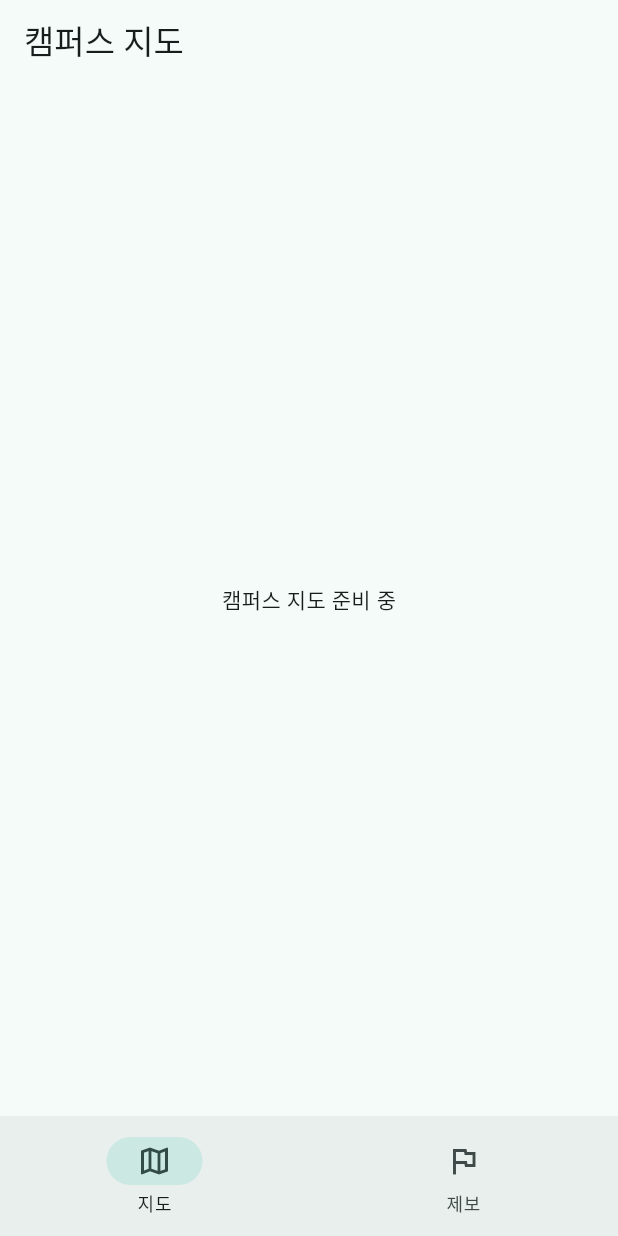
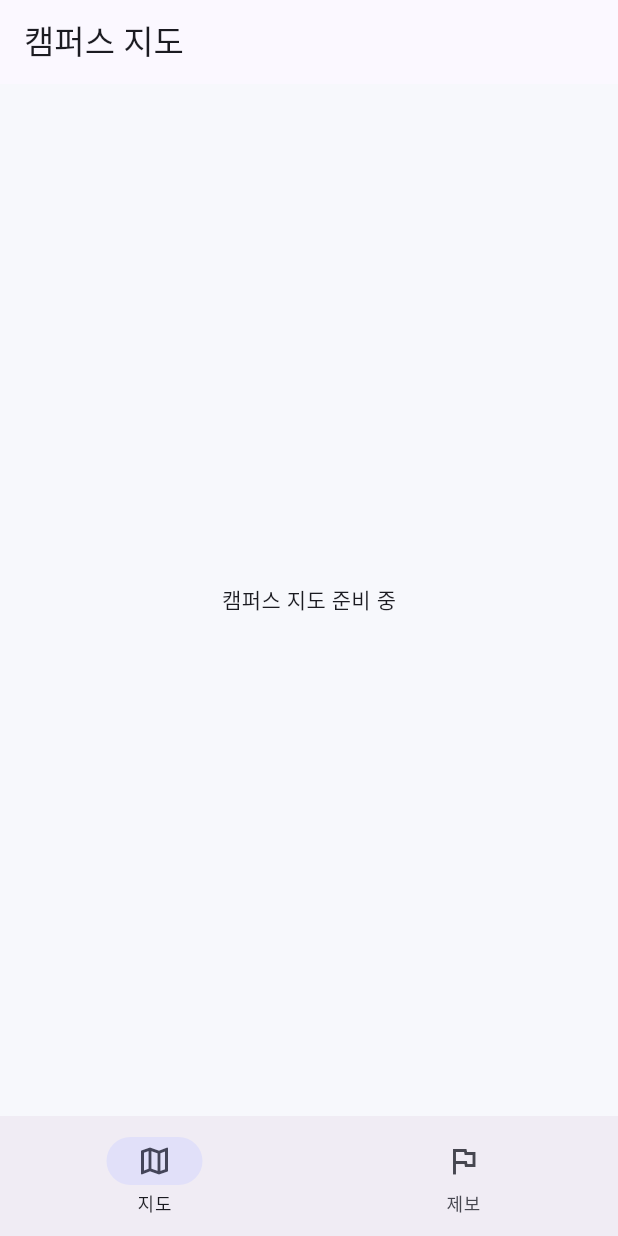
Before and after one commit to 0139702/yogijogi, a Flutter app: the screen it shows after launch, on a phone screen of 412 x 824 dp. Run offline on Flutter 3.47's test engine with Material 3 defaults, Android fonts, the phone set to English and light mode, and no system bars; our stand-ins replace material_ui.

Commit message:
[feat] 디자인 시스템 색상·글꼴·간격 토큰 추가
DESIGN_SYSTEM.md의 색상, 타이포그래피, 간격 기준을 lib/core/app_colors.dart에 모으고
앱 테마 기본색을 브랜드 색으로 변경

Co-Authored-By: Claude Opus 5.5 <noreply@anthropic.com>

```diff
--- a/yogijogi/lib/app.dart
+++ b/yogijogi/lib/app.dart
@@ -1,5 +1,6 @@
 import 'package:material_ui/material_ui.dart';
 
+import 'core/app_colors.dart';
 import 'core/app_config.dart';
 import 'features/map/map_screen.dart';
 import 'features/reports/report_api.dart';
@@ -26,7 +27,10 @@ class _MyAppState extends State<MyApp> {
   Widget build(BuildContext context) {
     return MaterialApp(
       title: '요기조기',
-      theme: ThemeData(colorSchemeSeed: Colors.teal),
+      theme: ThemeData(
+        colorSchemeSeed: AppColors.brand,
+        scaffoldBackgroundColor: AppColors.background,
+      ),
       home: Scaffold(
         appBar: AppBar(title: Text(_index == 0 ? '캠퍼스 지도' : '제보')),
         body: _index == 0 ? const MapScreen() : ReportsScreen(api: _api),
--- /dev/null
+++ b/yogijogi/lib/core/app_colors.dart
@@ -0,0 +1,42 @@
+import 'package:material_ui/material_ui.dart';
+
+abstract final class AppColors {
+  static const brand = Color(0xFF696FB8);
+  static const brandStrong = Color(0xFF50569A);
+  static const brandSoft = Color(0xFFECECF8);
+  static const accentMint = Color(0xFF9CCDBB);
+  static const accentCoral = Color(0xFFF29A8C);
+  static const background = Color(0xFFF7F8FC);
+  static const surface = Color(0xFFFFFFFF);
+  static const textPrimary = Color(0xFF1B2438);
+  static const textSecondary = Color(0xFF737D92);
+  static const border = Color(0xFFE3E6EF);
+
+  static const hazard = Color(0xFFD95757);
+  static const smoking = Color(0xFFE8894A);
+  static const event = Color(0xFF568F83);
+  static const resolved = Color(0xFF4F8A70);
+}
+
+abstract final class AppTextStyles {
+  static const title = TextStyle(
+    fontSize: 18,
+    fontWeight: FontWeight.w700,
+    color: AppColors.textPrimary,
+  );
+  static const body = TextStyle(
+    fontSize: 14,
+    fontWeight: FontWeight.w500,
+    color: AppColors.textPrimary,
+  );
+  static const caption = TextStyle(
+    fontSize: 12,
+    fontWeight: FontWeight.w300,
+    color: AppColors.textSecondary,
+  );
+}
+
+abstract final class AppSpacing {
+  static const screenPadding = 16.0;
+  static const elementGapHorizontal = 10.0;
+}
```
